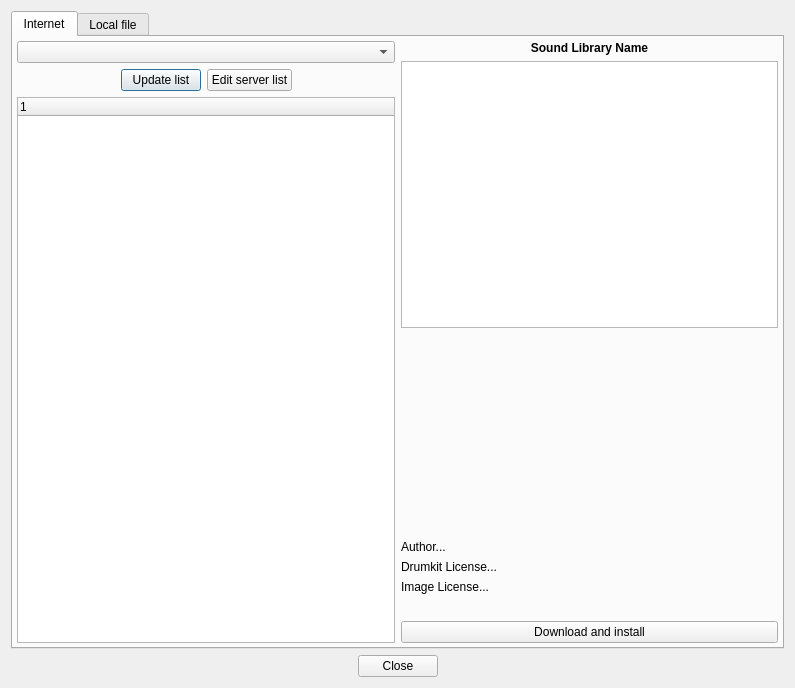
Qt form src/gui/src/SoundLibrary/SoundLibraryImportDialog_UI.ui (hydrogen-music/hydrogen) before a commit.
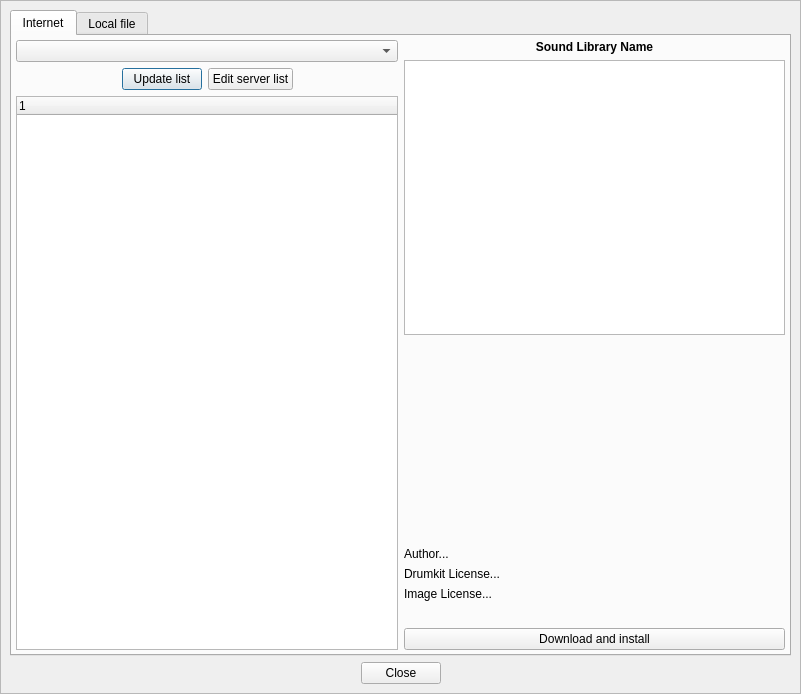
The same form after that commit.

Commit message:
SLImportDialog: fix layout scaling
scroll bars have been introduced using which the dialog is still usable below its minimum size. In addition, a maximization button was added to allow forcing the window below its minimum size when using a larger scaling factor.

The edit to the form file:
```diff
--- a/src/gui/src/SoundLibrary/SoundLibraryImportDialog_UI.ui
+++ b/src/gui/src/SoundLibrary/SoundLibraryImportDialog_UI.ui
@@ -6,14 +6,50 @@
    <rect>
     <x>0</x>
     <y>0</y>
-    <width>795</width>
-    <height>688</height>
+    <width>801</width>
+    <height>694</height>
    </rect>
   </property>
   <property name="windowTitle">
    <string>Dialog</string>
   </property>
-  <layout class="QVBoxLayout">
+  <layout class="QVBoxLayout" name="overallLayout">
+   <property name="spacing">
+    <number>0</number>
+   </property>
+   <property name="leftMargin">
+    <number>0</number>
+   </property>
+   <property name="topMargin">
+    <number>0</number>
+   </property>
+   <property name="rightMargin">
+    <number>0</number>
+   </property>
+   <property name="bottomMargin">
+    <number>0</number>
+   </property>
+   <item>
+    <widget class="QScrollArea" name="scrollArea">
+     <property name="widgetResizable">
+      <bool>true</bool>
+     </property>
+     <widget class="QWidget" name="scrollAreaContent">
+      <property name="geometry">
+       <rect>
+        <x>0</x>
+        <y>0</y>
+        <width>799</width>
+        <height>692</height>
+       </rect>
+      </property>
+      <property name="minimumSize">
+       <size>
+        <width>795</width>
+        <height>688</height>
+       </size>
+      </property>
+      <layout class="QVBoxLayout" name="scrollAreaLayout">
    <item>
     <widget class="QTabWidget" name="tabWidget">
      <property name="currentIndex">
@@ -128,7 +164,6 @@
              </property>
              <property name="font">
               <font>
-               <weight>75</weight>
                <bold>true</bold>
               </font>
              </property>
@@ -366,6 +401,10 @@
       </spacer>
      </item>
     </layout>
+       </item>
+      </layout>
+     </widget>
+    </widget>
    </item>
   </layout>
  </widget>
```
Lines whose indentation alone changed are shown as unchanged. The commit also changes 1 other file.
